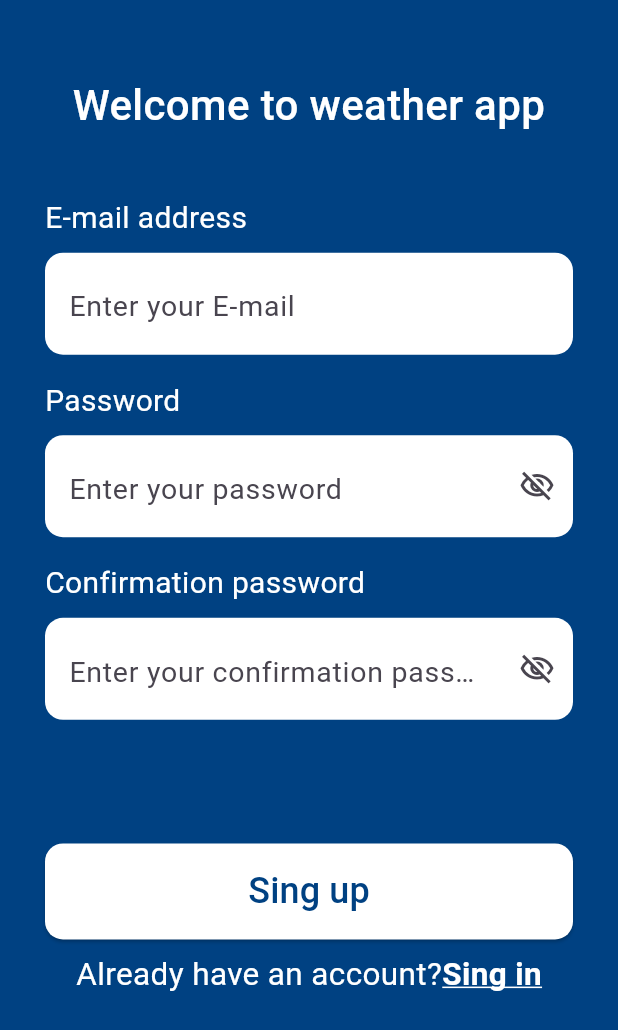
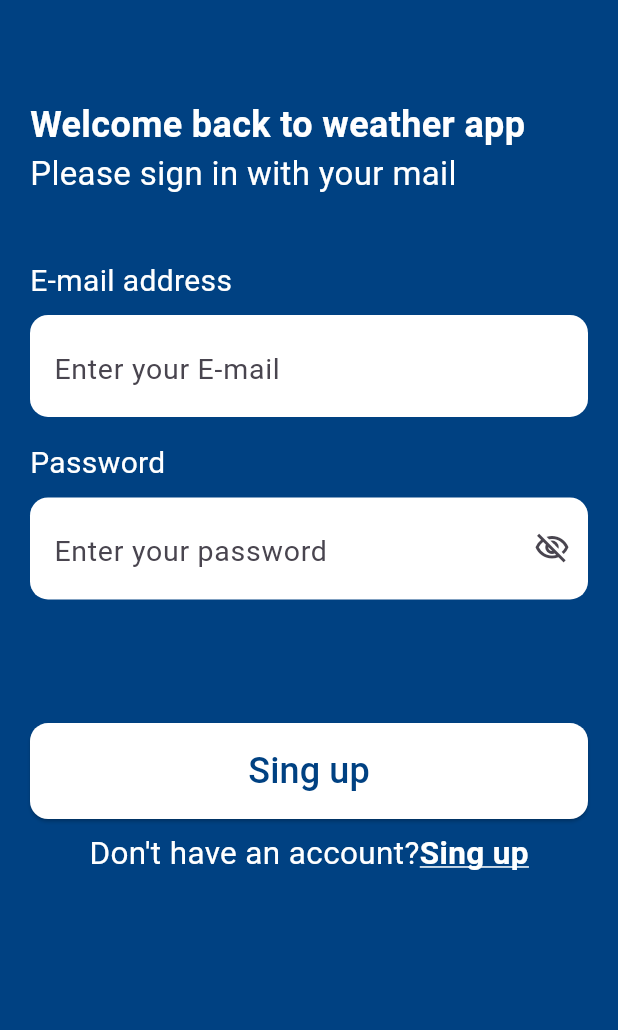
Before and after one commit to osamaabdo536/AI-Weather, a Flutter app: the screen it shows after launch, on a phone screen of 412 x 824 dp. Shown: the top 1030 px of the screen. Run offline on Flutter 3.47's test engine with Material 3 defaults, Android fonts, the phone set to English and light mode, and no system bars; our stand-ins replace go_router.

Commit message:
Login UI is done and navigation between login and register.

```diff
--- a/lib/core/Router/app_router.dart
+++ b/lib/core/Router/app_router.dart
@@ -1,15 +1,23 @@
 import 'package:go_router/go_router.dart';
+import 'package:weather/feature/auth/login/presentation/views/login_view.dart';
 import 'package:weather/feature/auth/register/presentation/views/register_view.dart';
 
 abstract class AppRouter{
-  static const kHomeView = '/homeView';
-  static const kHomeDetailsView = '/homeDetailsView';
-  static const kSearchView = '/searchView';
+  static const loginView = '/loginView';
+  static const registerView = '/registerView';
 
   static final GoRouter router = GoRouter(
     routes:[
       GoRoute(
           path: '/',
+          builder: (context, state) =>  const LoginView()
+      ),
+      GoRoute(
+          path: loginView,
+          builder: (context, state) =>  const LoginView()
+      ),
+      GoRoute(
+          path: registerView,
           builder: (context, state) =>  const RegisterView()
       ),
     ],
--- /dev/null
+++ b/lib/feature/auth/login/presentation/views/login_view.dart
@@ -0,0 +1,11 @@
+import 'package:flutter/material.dart';
+import 'package:weather/feature/auth/login/presentation/views/widgets/login_view_body.dart';
+
+class LoginView extends StatelessWidget {
+  const LoginView({super.key});
+
+  @override
+  Widget build(BuildContext context) {
+    return const LoginViewBody();
+  }
+}
--- /dev/null
+++ b/lib/feature/auth/login/presentation/views/widgets/login_view_body.dart
@@ -0,0 +1,139 @@
+import 'package:flutter/material.dart';
+import 'package:go_router/go_router.dart';
+
+import '../../../../../../core/Router/app_router.dart';
+import '../../../../../../core/uitils/custom_elevated_button.dart';
+import '../../../../../../core/uitils/custom_text_form_filed.dart';
+import '../../../../../../core/uitils/text_widget.dart';
+import '../../../../../../core/uitils/validation/email_validation.dart';
+import '../../../../../../core/uitils/validation/password_validation.dart';
+
+class LoginViewBody extends StatefulWidget {
+  const LoginViewBody({super.key});
+
+  @override
+  State<LoginViewBody> createState() => _LoginViewBodyState();
+}
+
+var key = GlobalKey<FormState>();
+final emailController = TextEditingController();
+final passwordController = TextEditingController();
+bool isVisible = true;
+
+class _LoginViewBodyState extends State<LoginViewBody> {
+  @override
+  Widget build(BuildContext context) {
+    return SafeArea(
+      child: Scaffold(
+        backgroundColor: const Color(0xff004182),
+        body: Padding(
+          padding: const EdgeInsets.symmetric(vertical: 50, horizontal: 20),
+          child: Column(
+            crossAxisAlignment: CrossAxisAlignment.stretch,
+            children: [
+              SizedBox(
+                height: MediaQuery.of(context).size.height * 0.02,
+              ),
+              const TextWidget(
+                text: 'Welcome back to weather app',
+                size: 24,
+                fontWeight: FontWeight.w600,
+              ),
+              const TextWidget(
+                text: 'Please sign in with your mail',
+                size: 22,
+              ),
+              SizedBox(
+                height: MediaQuery.of(context).size.height * 0.05,
+              ),
+              Form(
+                key: key,
+                child: Column(
+                  crossAxisAlignment: CrossAxisAlignment.stretch,
+                  children: [
+                    const TextWidget(
+                      text: 'E-mail address',
+                      size: 20,
+                    ),
+                    SizedBox(
+                      height: MediaQuery.of(context).size.height * 0.01,
+                    ),
+                    CustomTextFormFiled(
+                      hintText: 'Enter your E-mail',
+                      controller: emailController,
+                      validator: emailValidation,
+                    ),
+                    SizedBox(
+                      height: MediaQuery.of(context).size.height * 0.02,
+                    ),
+                    const TextWidget(
+                      text: 'Password',
+                      size: 20,
+                    ),
+                    SizedBox(
+                      height: MediaQuery.of(context).size.height * 0.01,
+                    ),
+                    CustomTextFormFiled(
+                      hintText: 'Enter your password',
+                      controller: passwordController,
+                      isObscure: isVisible,
+                      icon: IconButton(
+                        onPressed: () {
+                          setState(() {
+                            isVisible = !isVisible;
+                          });
+                        },
+                        icon: Icon(
+                          isVisible
+                              ? Icons.visibility_off_outlined
+                              : Icons.visibility_outlined,
+                        ),
+                      ),
+                      validator: passwordValidation,
+                    ),
+                    SizedBox(
+                      height: MediaQuery.of(context).size.height * 0.1,
+                    ),
+                    CustomElevatedButton(
+                      onPressed: () {
+                        login();
+                      },
+                      text: 'Sing ip',
+                    ),
+                    SizedBox(
+                      height: MediaQuery.of(context).size.height * 0.01,
+                    ),
+                    Row(
+                      mainAxisAlignment: MainAxisAlignment.center,
+                      children: [
+                        const TextWidget(
+                          text: "Don't have an account?",
+                          size: 21,
+                        ),
+                        InkWell(
+                          onTap: (){
+                            GoRouter.of(context).push(AppRouter.registerView);
+                          },
+                          child: const TextWidget(
+                            text: 'Sing up',
+                            size: 21,
+                            fontWeight: FontWeight.w600,
+                            decoration: TextDecoration.underline,
+                          ),
+                        ),
+                      ],
+                    ),
+                  ],
+                ),
+              ),
+            ],
+          ),
+        ),
+      ),
+    );
+  }
+
+  void login() {
+    if (key.currentState?.validate() == true) {}
+  }
+}
--- a/lib/feature/auth/register/presentation/views/register_view.dart
+++ b/lib/feature/auth/register/presentation/views/register_view.dart
@@ -1,6 +1,5 @@
 import 'package:flutter/material.dart';
-
-import '../widgets/register_view_body.dart';
+import 'package:weather/feature/auth/register/presentation/views/widgets/register_view_body.dart';
 
 class RegisterView extends StatelessWidget {
   const RegisterView({super.key});
--- a/lib/feature/auth/register/presentation/widgets/register_view_body.dart
+++ b/lib/feature/auth/register/presentation/views/widgets/register_view_body.dart
@@ -1,9 +1,12 @@
 import 'package:flutter/material.dart';
+import 'package:go_router/go_router.dart';
 import 'package:weather/core/uitils/text_widget.dart';
 import 'package:weather/core/uitils/validation/email_validation.dart';
 import 'package:weather/core/uitils/validation/password_validation.dart';
-import '../../../../../core/uitils/custom_elevated_button.dart';
-import '../../../../../core/uitils/custom_text_form_filed.dart';
+
+import '../../../../../../core/Router/app_router.dart';
+import '../../../../../../core/uitils/custom_elevated_button.dart';
+import '../../../../../../core/uitils/custom_text_form_filed.dart';
 
 class RegisterViewBody extends StatefulWidget {
   const RegisterViewBody({super.key});
@@ -26,15 +29,17 @@ class _RegisterViewBodyState extends State<RegisterViewBody> {
       child: Scaffold(
         backgroundColor: const Color(0xff004182),
         body: Padding(
-          padding: const EdgeInsets.symmetric(vertical: 50, horizontal: 30),
+          padding: const EdgeInsets.symmetric(vertical: 50, horizontal: 20),
           child: Column(
             crossAxisAlignment: CrossAxisAlignment.stretch,
             children: [
+              SizedBox(
+                height: MediaQuery.of(context).size.height * 0.02,
+              ),
               const TextWidget(
                 text: 'Welcome to weather app',
                 size: 28,
                 fontWeight: FontWeight.w500,
-                align: TextAlign.center,
               ),
               SizedBox(
                 height: MediaQuery.of(context).size.height * 0.05,
@@ -141,7 +146,7 @@ class _RegisterViewBodyState extends State<RegisterViewBody> {
                         ),
                         InkWell(
                           onTap: (){
-
+                            GoRouter.of(context).push(AppRouter.loginView);
                           },
                           child: const TextWidget(
                             text: 'Sing in',
```
